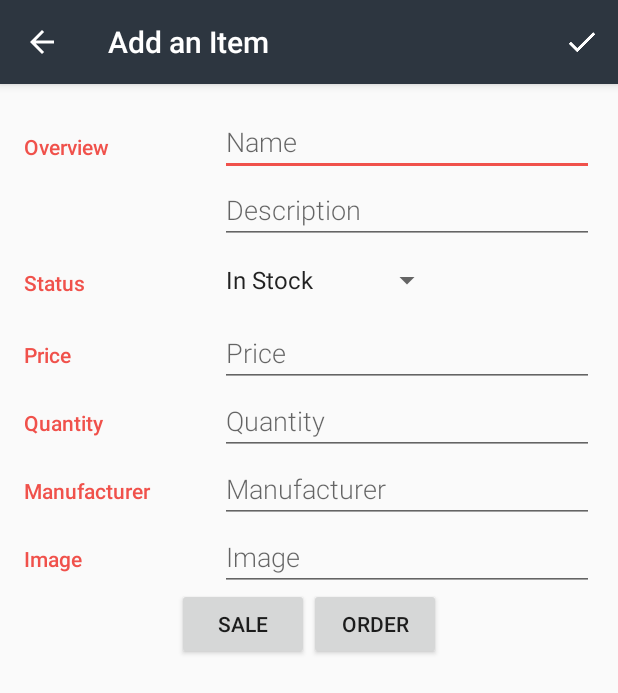
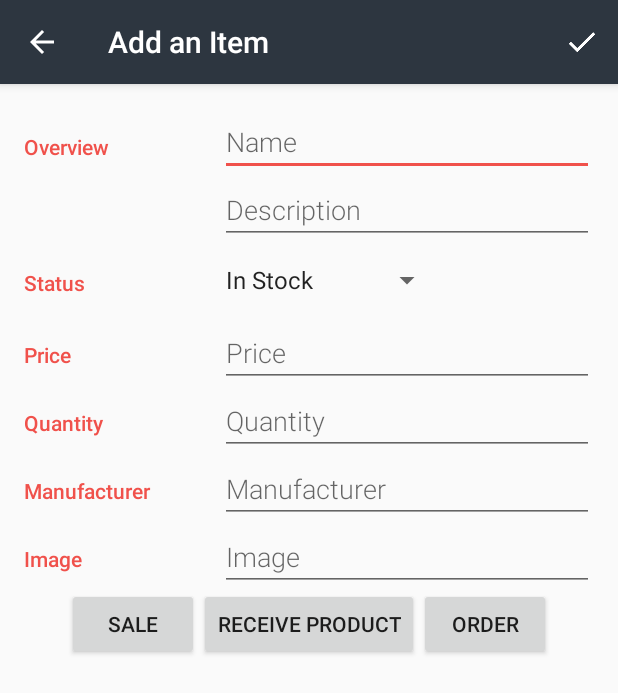
Before and after one commit to joelemerson/StoreStocker, an Android app: the EditorActivity screen opened directly, with no data from a screen before it, on a phone screen of 412 x 824 dp. Shown: the top 693 px of the screen. Run offline under Robolectric (Android 15) with nearby library versions, the phone set to English and light mode, and no system bars.

Commit message:
Added receive product fuctionality

```diff
--- a/app/src/main/java/com/example/android/items/EditorActivity.java
+++ b/app/src/main/java/com/example/android/items/EditorActivity.java
@@ -164,6 +164,7 @@ public class EditorActivity extends AppCompatActivity implements
         mImageEditText.setOnTouchListener(mTouchListener);
         mStatusSpinner.setOnTouchListener(mTouchListener);
         setupSpinner();
+
         //Implement the Sale Button
         //Set the onClickListener
         Button saleButton = (Button) findViewById(R.id.saleButtonEditor);
@@ -186,6 +187,30 @@ public class EditorActivity extends AppCompatActivity implements
             }
 
         });
+
+        //Implement the Receive Product Button
+        //Set the onClickListener
+        Button receiveButton = (Button) findViewById(R.id.receiveButtonEditor);
+        receiveButton.setOnClickListener(new View.OnClickListener() {
+            @Override
+            public void onClick(View view) {
+                //Get the current quantity, if more than 0, decrement for on unit sold and update the textview
+                int quantity = Integer.parseInt(mQuantityEditText.getText().toString());
+                if (quantity > 0) {
+                    quantity++;
+                    String quantityString = Integer.toString(quantity);
+                    ContentValues values = new ContentValues();
+                    values.put(ItemContract.ItemEntry.COLUMN_ITEM_QUANTITY, quantity);
+                    //update text view with new quantity
+                    int rowsAffected = getContentResolver().update(mCurrentItemUri, values, null, null);
+                    if (rowsAffected != 0) {
+                        mQuantityEditText.setText(quantityString);
+                    }
+                }
+            }
+
+        });
+
     }
 
     /**
--- a/app/src/main/res/layout/activity_editor.xml
+++ b/app/src/main/res/layout/activity_editor.xml
@@ -220,6 +220,12 @@
             android:id="@+id/saleButtonEditor"/>
 
         <Button
+            android:text="Receive Product"
+            android:layout_width="wrap_content"
+            android:layout_height="wrap_content"
+            android:id="@+id/receiveButtonEditor"/>
+
+        <Button
             android:text="Order"
             android:layout_width="wrap_content"
             android:layout_height="wrap_content"
```
